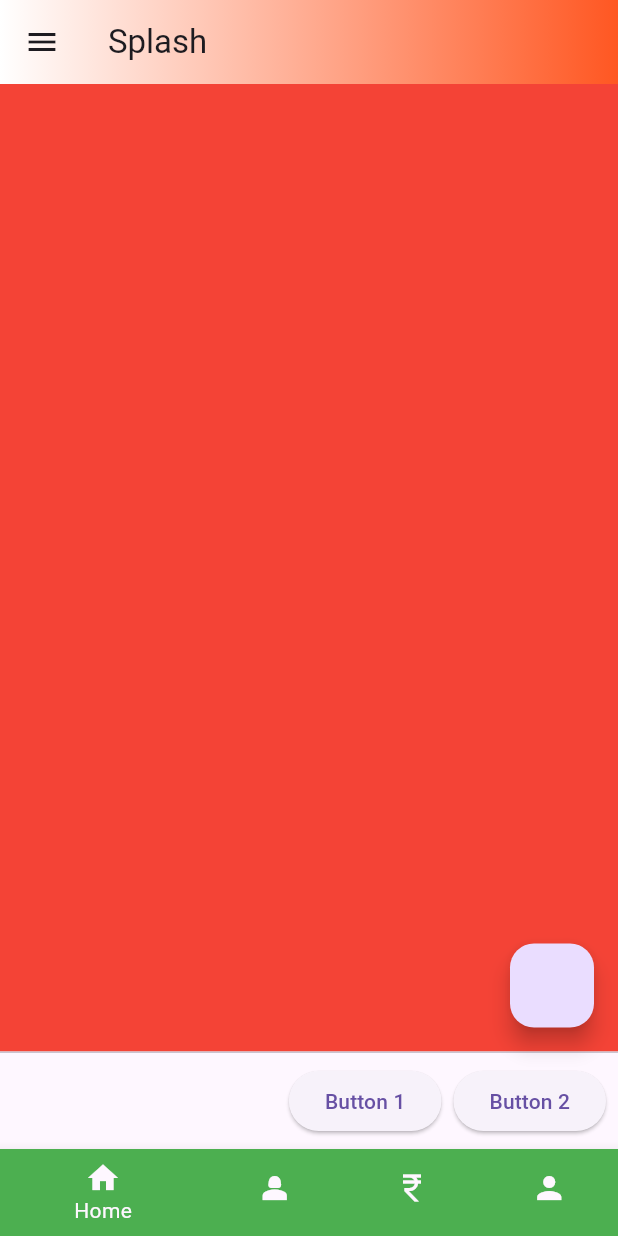
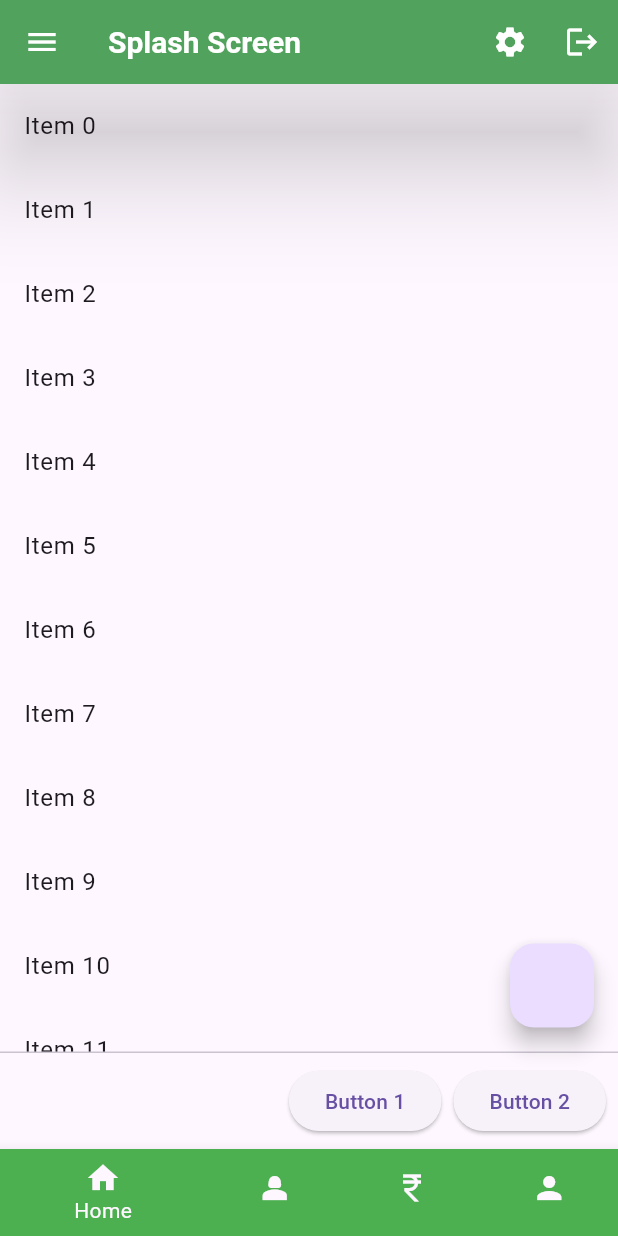
Before and after one commit to ankittripathi4494/project_k, a Flutter app: the screen it shows after launch, on a phone screen of 412 x 824 dp. Run offline on Flutter 3.47's test engine with Material 3 defaults, Android fonts, the phone set to English and light mode, and no system bars.

Commit message:
refactor: update app bar widget to accept customizable parameters and implement in splash and login screens

```diff
--- a/lib/global/widgets/appbar_widget.dart
+++ b/lib/global/widgets/appbar_widget.dart
@@ -1,14 +1,49 @@
 import 'package:flutter/material.dart';
 
 class MyAppBar {
-  static AppBar appBarWidgetV1() =>
-      AppBar(backgroundColor: Colors.green, title: Text("Splash"));
-  static AppBar appBarWidgetV2() => AppBar(
-    flexibleSpace: Container(
-      decoration: BoxDecoration(
-        gradient: LinearGradient(colors: [Colors.white, Colors.deepOrange]),
-      ),
-    ),
-    title: Text("Splash"),
+  static AppBar appBarWidgetV1({
+    String? titleText,
+    Widget? titleWidget,
+    TextStyle? titleTextStyle,
+    IconThemeData? iconTheme,
+    IconThemeData? actionsIconTheme,
+    List<Widget>? actions
+  }) => AppBar(
+elevation: 30,
+shadowColor: Colors.black,
+    backgroundColor: Colors.green,
+    iconTheme: iconTheme ?? IconThemeData(color: Colors.white),
+    actionsIconTheme: actionsIconTheme ?? IconThemeData(color: Colors.white),
+    titleTextStyle:
+        titleTextStyle ??
+        TextStyle(
+          color: Colors.white,
+          fontSize: 20,
+          fontWeight: FontWeight.bold,
+        ),
+    title: titleWidget ?? Text(titleText ?? ""),
+    actions: actions,
   );
+  static AppBar appBarWidgetV2({String? titleText, Widget? titleWidget, TextStyle? titleTextStyle, IconThemeData? iconTheme,
+    IconThemeData? actionsIconTheme,
+    List<Widget>? actions}) =>
+      AppBar(
+        flexibleSpace: Container(
+          decoration: BoxDecoration(
+            gradient: LinearGradient(colors: [Colors.white, Colors.deepOrange]),
+          ),
+        ),
+         titleTextStyle:
+        titleTextStyle ??
+        TextStyle(
+          color: Colors.white,
+          fontSize: 20,
+          fontWeight: FontWeight.bold,
+        ),
+         iconTheme: iconTheme ?? IconThemeData(color: Colors.white),
+    actionsIconTheme: actionsIconTheme ?? IconThemeData(color: Colors.white),
+
+        title: titleWidget ?? Text(titleText ?? ""),
+         actions: actions,
+      );
 }
--- a/lib/modules/auth/pages/login_screen.dart
+++ b/lib/modules/auth/pages/login_screen.dart
@@ -8,7 +8,14 @@ class LoginScreen extends StatelessWidget {
   @override
   Widget build(BuildContext context) {
     return Scaffold(
-      appBar: MyAppBar.appBarWidgetV2(),
+      appBar: MyAppBar.appBarWidgetV1(titleWidget: Row(
+        mainAxisAlignment: MainAxisAlignment.start,
+        children: [
+          Icon(Icons.login),
+          SizedBox(width: 10,),
+          Text("Login"),
+        ],
+      ) ),
     );
   }
 }
--- a/lib/modules/splash/pages/splash_screen.dart
+++ b/lib/modules/splash/pages/splash_screen.dart
@@ -1,21 +1,38 @@
 import 'package:flutter/material.dart';
 import 'package:project_k/global/widgets/appbar_widget.dart';
+import 'package:project_k/modules/auth/pages/login_screen.dart';
 
 class SplashScreen extends StatelessWidget {
   Map<String, dynamic>? arguments;
   SplashScreen({super.key, this.arguments});
-final GlobalKey<ScaffoldState> _scaffoldKey = GlobalKey<ScaffoldState>();
+  final GlobalKey<ScaffoldState> _scaffoldKey = GlobalKey<ScaffoldState>();
   @override
   Widget build(BuildContext context) {
-
     return Scaffold(
       key: _scaffoldKey,
-      appBar: MyAppBar.appBarWidgetV2(),
-      drawer: Drawer(
+      appBar: MyAppBar.appBarWidgetV1(
+        titleText: "Splash Screen",
 
+        actions: [
+          IconButton(onPressed: () {}, icon: Icon(Icons.settings)),
+          IconButton(onPressed: () {}, icon: Icon(Icons.logout)),
+        ],
       ),
-      body: Container(color: Colors.red),
-      floatingActionButton: FloatingActionButton(onPressed: null),
+      drawer: Drawer(),
+      body: ListView.builder(itemBuilder:   (context, index) {
+        return ListTile(
+          title: Text("Item $index"),
+        );
+      }, itemCount: 20,),
+      floatingActionButton: FloatingActionButton(
+        onPressed: () {
+          Navigator.pushNamed(
+            context,
+            '/login',
+
+          );
+        },
+      ),
       bottomNavigationBar: BottomNavigationBar(
         items: [
           BottomNavigationBarItem(
@@ -41,13 +58,14 @@ final GlobalKey<ScaffoldState> _scaffoldKey = GlobalKey<ScaffoldState>();
         ],
       ),
       persistentFooterButtons: [
-        ElevatedButton(onPressed: () {
-          _scaffoldKey.currentState!.openDrawer();
-        }, child: Text("Button 1")),
+        ElevatedButton(
+          onPressed: () {
+            _scaffoldKey.currentState!.openDrawer();
+          },
+          child: Text("Button 1"),
+        ),
         ElevatedButton(onPressed: () {}, child: Text("Button 2")),
       ],
     );
   }
-
-
 }
```
